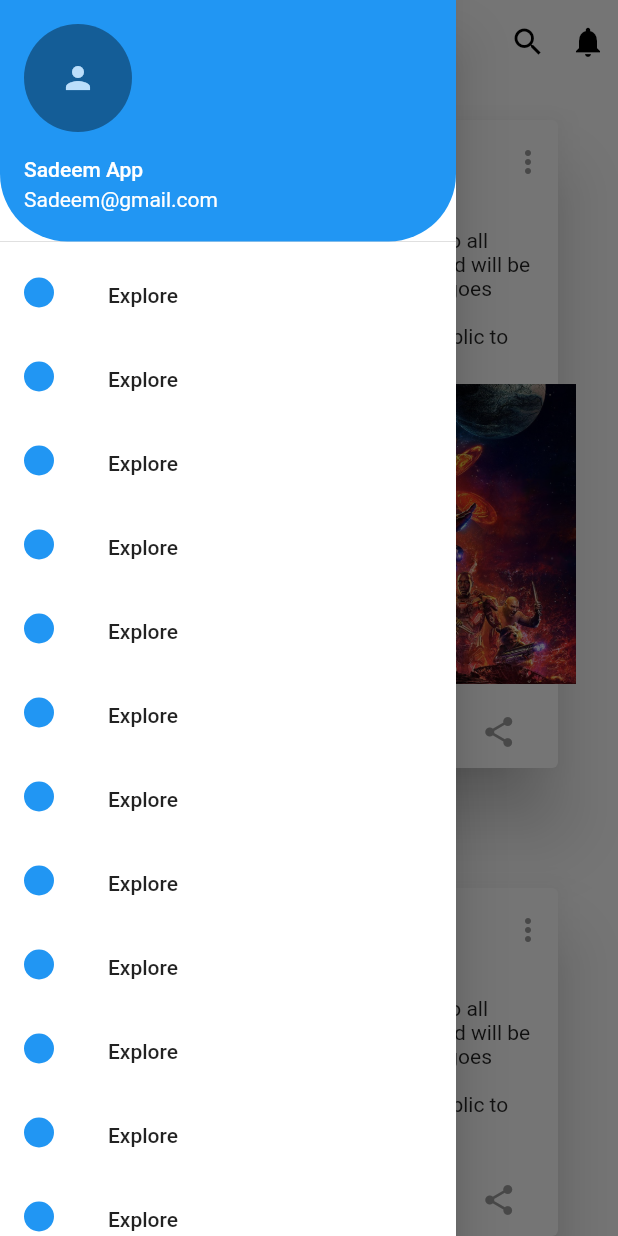
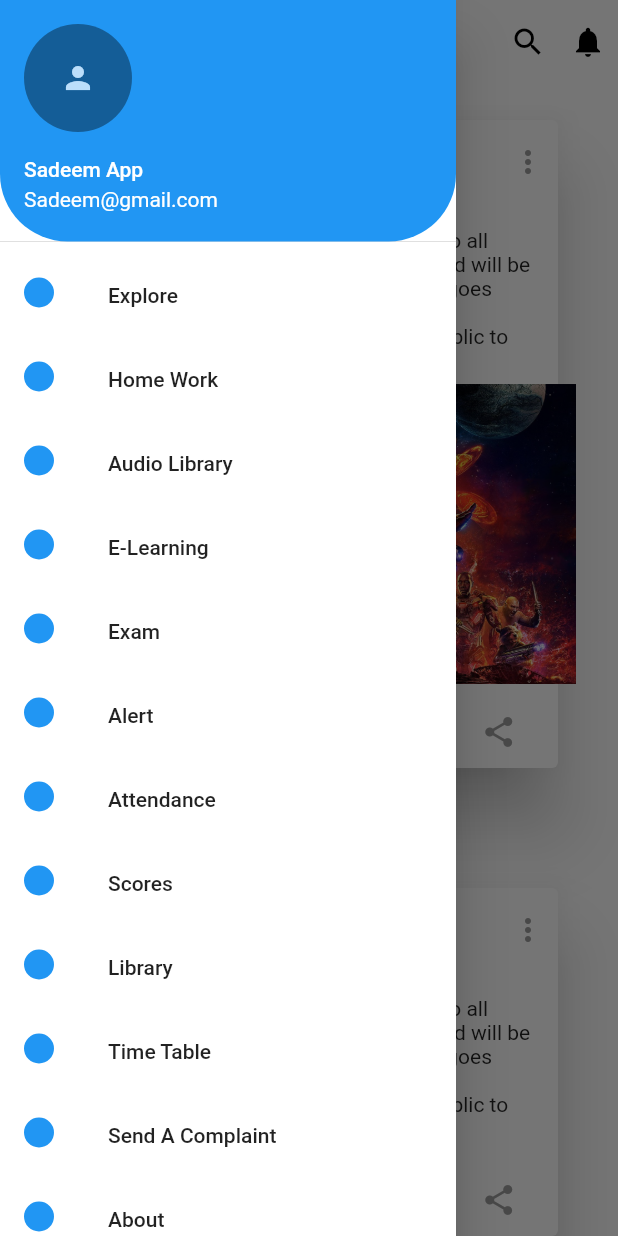
Before and after one commit to OmarHatem28/Sadeem-App, a Flutter app: the screen it shows after launch, with the side drawer open, on a phone screen of 412 x 824 dp. Run offline on Flutter 3.47's test engine with Material 2 defaults, Android fonts, the phone set to English and light mode, and no system bars.

Commit message:
Change drawer Items

```diff
--- a/lib/Views/home.dart
+++ b/lib/Views/home.dart
@@ -3,20 +3,19 @@ import 'package:flutter/material.dart';
 class Home extends StatelessWidget {
   final List<String> drawerItems = [
     "Explore",
-    "Explore",
-    "Explore",
-    "Explore",
-    "Explore",
-    "Explore",
-    "Explore",
-    "Explore",
-    "Explore",
-    "Explore",
-    "Explore",
-    "Explore",
-    "Explore",
-    "Explore",
-    "Explore",
+    "Home Work",
+    "Audio Library",
+    "E-Learning",
+    "Exam",
+    "Alert",
+    "Attendance",
+    "Scores",
+    "Library",
+    "Time Table",
+    "Send A Complaint",
+    "About",
+    "Suggestion",
+    "Share App",
   ];
 
   @override
```
